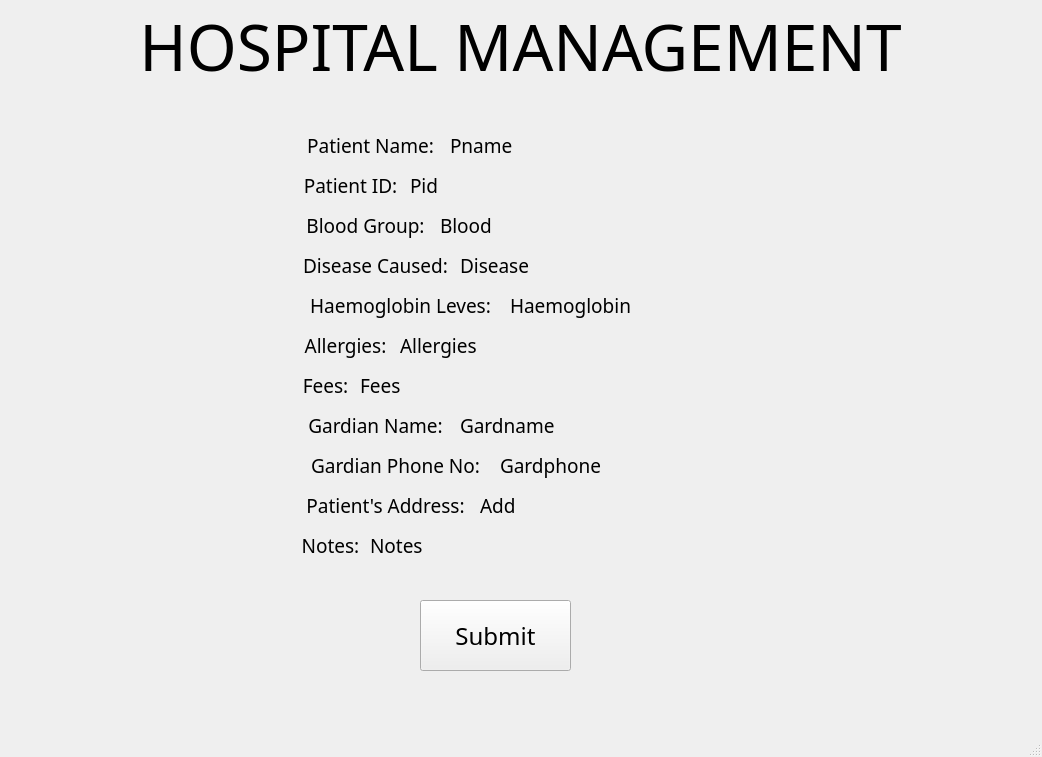
Before: the Qt Designer form ui files/view.ui in PurpleAFK/hospital-management, drawn with Qt 5.
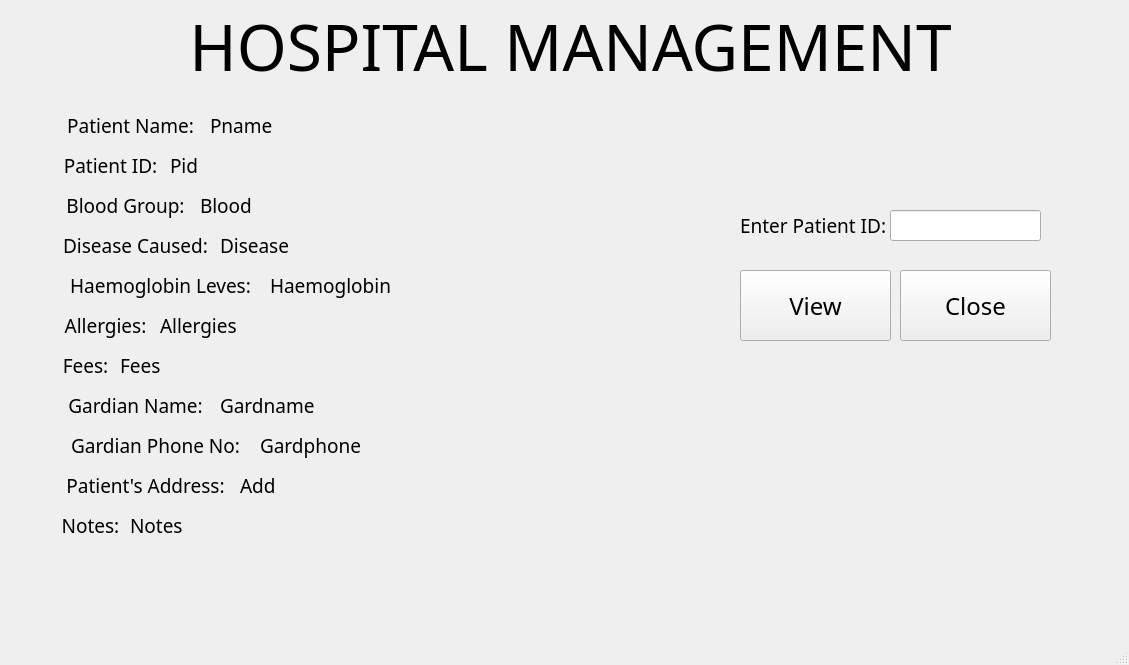
After: the same form once the commit is applied.

Commit message: View mode done

```diff
--- a/ui files/view.ui
+++ b/ui files/view.ui
@@ -6,8 +6,8 @@
    <rect>
     <x>0</x>
     <y>0</y>
-    <width>1042</width>
-    <height>757</height>
+    <width>1129</width>
+    <height>665</height>
    </rect>
   </property>
   <property name="windowTitle">
@@ -17,8 +17,8 @@
    <widget class="QPushButton" name="submit">
     <property name="geometry">
      <rect>
-      <x>420</x>
-      <y>600</y>
+      <x>900</x>
+      <y>270</y>
       <width>151</width>
       <height>71</height>
      </rect>
@@ -30,13 +30,13 @@
      </font>
     </property>
     <property name="text">
-     <string>Submit</string>
+     <string>Close</string>
     </property>
    </widget>
    <widget class="QLabel" name="label">
     <property name="geometry">
      <rect>
-      <x>0</x>
+      <x>50</x>
       <y>0</y>
       <width>1041</width>
       <height>91</height>
@@ -58,8 +58,8 @@
    <widget class="QLabel" name="label_2">
     <property name="geometry">
      <rect>
-      <x>290</x>
-      <y>130</y>
+      <x>50</x>
+      <y>110</y>
       <width>161</width>
       <height>31</height>
      </rect>
@@ -80,8 +80,8 @@
    <widget class="QLabel" name="label_3">
     <property name="geometry">
      <rect>
-      <x>290</x>
-      <y>210</y>
+      <x>50</x>
+      <y>190</y>
       <width>151</width>
       <height>31</height>
      </rect>
@@ -102,8 +102,8 @@
    <widget class="QLabel" name="label_4">
     <property name="geometry">
      <rect>
-      <x>290</x>
-      <y>370</y>
+      <x>50</x>
+      <y>350</y>
       <width>71</width>
       <height>31</height>
      </rect>
@@ -124,8 +124,8 @@
    <widget class="QLabel" name="label_5">
     <property name="geometry">
      <rect>
-      <x>290</x>
-      <y>330</y>
+      <x>50</x>
+      <y>310</y>
       <width>111</width>
       <height>31</height>
      </rect>
@@ -146,8 +146,8 @@
    <widget class="QLabel" name="label_6">
     <property name="geometry">
      <rect>
-      <x>290</x>
-      <y>290</y>
+      <x>50</x>
+      <y>270</y>
       <width>221</width>
       <height>31</height>
      </rect>
@@ -168,8 +168,8 @@
    <widget class="QLabel" name="label_7">
     <property name="geometry">
      <rect>
-      <x>290</x>
-      <y>250</y>
+      <x>50</x>
+      <y>230</y>
       <width>171</width>
       <height>31</height>
      </rect>
@@ -190,8 +190,8 @@
    <widget class="QLabel" name="label_8">
     <property name="geometry">
      <rect>
-      <x>290</x>
-      <y>490</y>
+      <x>50</x>
+      <y>470</y>
       <width>191</width>
       <height>31</height>
      </rect>
@@ -212,8 +212,8 @@
    <widget class="QLabel" name="label_9">
     <property name="geometry">
      <rect>
-      <x>290</x>
-      <y>450</y>
+      <x>50</x>
+      <y>430</y>
       <width>211</width>
       <height>31</height>
      </rect>
@@ -234,8 +234,8 @@
    <widget class="QLabel" name="label_10">
     <property name="geometry">
      <rect>
-      <x>290</x>
-      <y>410</y>
+      <x>50</x>
+      <y>390</y>
       <width>171</width>
       <height>31</height>
      </rect>
@@ -256,8 +256,8 @@
    <widget class="QLabel" name="label_11">
     <property name="geometry">
      <rect>
-      <x>290</x>
-      <y>530</y>
+      <x>50</x>
+      <y>510</y>
       <width>81</width>
       <height>31</height>
      </rect>
@@ -278,8 +278,8 @@
    <widget class="QLabel" name="label_12">
     <property name="geometry">
      <rect>
-      <x>270</x>
-      <y>170</y>
+      <x>30</x>
+      <y>150</y>
       <width>161</width>
       <height>31</height>
      </rect>
@@ -300,8 +300,8 @@
    <widget class="QLabel" name="label_13">
     <property name="geometry">
      <rect>
-      <x>450</x>
-      <y>130</y>
+      <x>210</x>
+      <y>110</y>
       <width>461</width>
       <height>31</height>
      </rect>
@@ -319,8 +319,8 @@
    <widget class="QLabel" name="label_14">
     <property name="geometry">
      <rect>
-      <x>410</x>
-      <y>170</y>
+      <x>170</x>
+      <y>150</y>
       <width>461</width>
       <height>31</height>
      </rect>
@@ -338,8 +338,8 @@
    <widget class="QLabel" name="label_15">
     <property name="geometry">
      <rect>
-      <x>440</x>
-      <y>210</y>
+      <x>200</x>
+      <y>190</y>
       <width>461</width>
       <height>31</height>
      </rect>
@@ -357,8 +357,8 @@
    <widget class="QLabel" name="label_16">
     <property name="geometry">
      <rect>
-      <x>460</x>
-      <y>250</y>
+      <x>220</x>
+      <y>230</y>
       <width>461</width>
       <height>31</height>
      </rect>
@@ -376,8 +376,8 @@
    <widget class="QLabel" name="label_17">
     <property name="geometry">
      <rect>
-      <x>510</x>
-      <y>290</y>
+      <x>270</x>
+      <y>270</y>
       <width>461</width>
       <height>31</height>
      </rect>
@@ -395,8 +395,8 @@
    <widget class="QLabel" name="label_18">
     <property name="geometry">
      <rect>
-      <x>400</x>
-      <y>330</y>
+      <x>160</x>
+      <y>310</y>
       <width>461</width>
       <height>31</height>
      </rect>
@@ -414,8 +414,8 @@
    <widget class="QLabel" name="label_19">
     <property name="geometry">
      <rect>
-      <x>360</x>
-      <y>370</y>
+      <x>120</x>
+      <y>350</y>
       <width>461</width>
       <height>31</height>
      </rect>
@@ -433,8 +433,8 @@
    <widget class="QLabel" name="label_20">
     <property name="geometry">
      <rect>
-      <x>460</x>
-      <y>410</y>
+      <x>220</x>
+      <y>390</y>
       <width>461</width>
       <height>31</height>
      </rect>
@@ -452,8 +452,8 @@
    <widget class="QLabel" name="label_21">
     <property name="geometry">
      <rect>
-      <x>500</x>
-      <y>450</y>
+      <x>260</x>
+      <y>430</y>
       <width>461</width>
       <height>31</height>
      </rect>
@@ -471,8 +471,8 @@
    <widget class="QLabel" name="label_22">
     <property name="geometry">
      <rect>
-      <x>480</x>
-      <y>490</y>
+      <x>240</x>
+      <y>470</y>
       <width>461</width>
       <height>31</height>
      </rect>
@@ -490,8 +490,8 @@
    <widget class="QLabel" name="label_23">
     <property name="geometry">
      <rect>
-      <x>370</x>
-      <y>530</y>
+      <x>130</x>
+      <y>510</y>
       <width>461</width>
       <height>31</height>
      </rect>
@@ -506,6 +506,54 @@
      <string>Notes</string>
     </property>
    </widget>
+   <widget class="QLineEdit" name="pid">
+    <property name="geometry">
+     <rect>
+      <x>890</x>
+      <y>210</y>
+      <width>151</width>
+      <height>31</height>
+     </rect>
+    </property>
+   </widget>
+   <widget class="QLabel" name="label_24">
+    <property name="geometry">
+     <rect>
+      <x>740</x>
+      <y>200</y>
+      <width>181</width>
+      <height>51</height>
+     </rect>
+    </property>
+    <property name="font">
+     <font>
+      <family>Maiandra GD</family>
+      <pointsize>14</pointsize>
+     </font>
+    </property>
+    <property name="text">
+     <string>Enter Patient ID:</string>
+    </property>
+   </widget>
+   <widget class="QPushButton" name="View">
+    <property name="geometry">
+     <rect>
+      <x>740</x>
+      <y>270</y>
+      <width>151</width>
+      <height>71</height>
+     </rect>
+    </property>
+    <property name="font">
+     <font>
+      <family>Maiandra GD</family>
+      <pointsize>18</pointsize>
+     </font>
+    </property>
+    <property name="text">
+     <string>View</string>
+    </property>
+   </widget>
   </widget>
   <widget class="QMenuBar" name="menubar">
    <property name="geometry">
```
Left out of the diff: 6 changed lines with no effect on the pictures. The commit also changes 7 other files.
